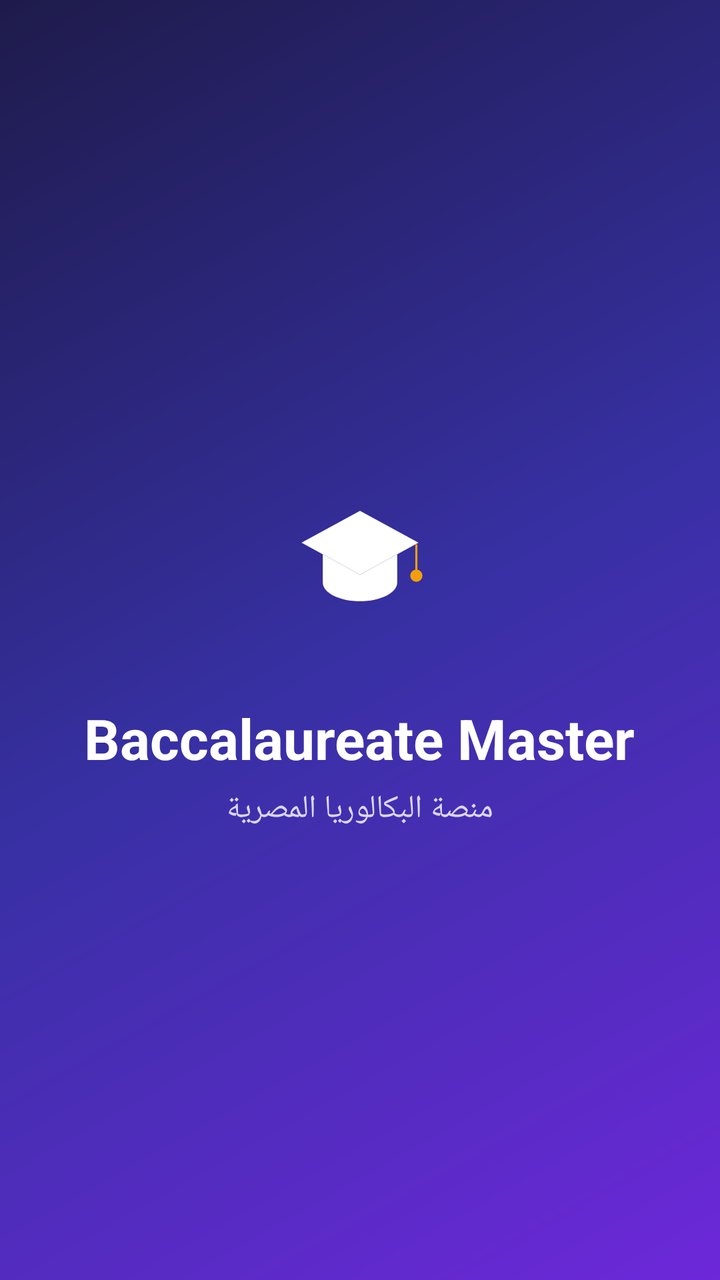
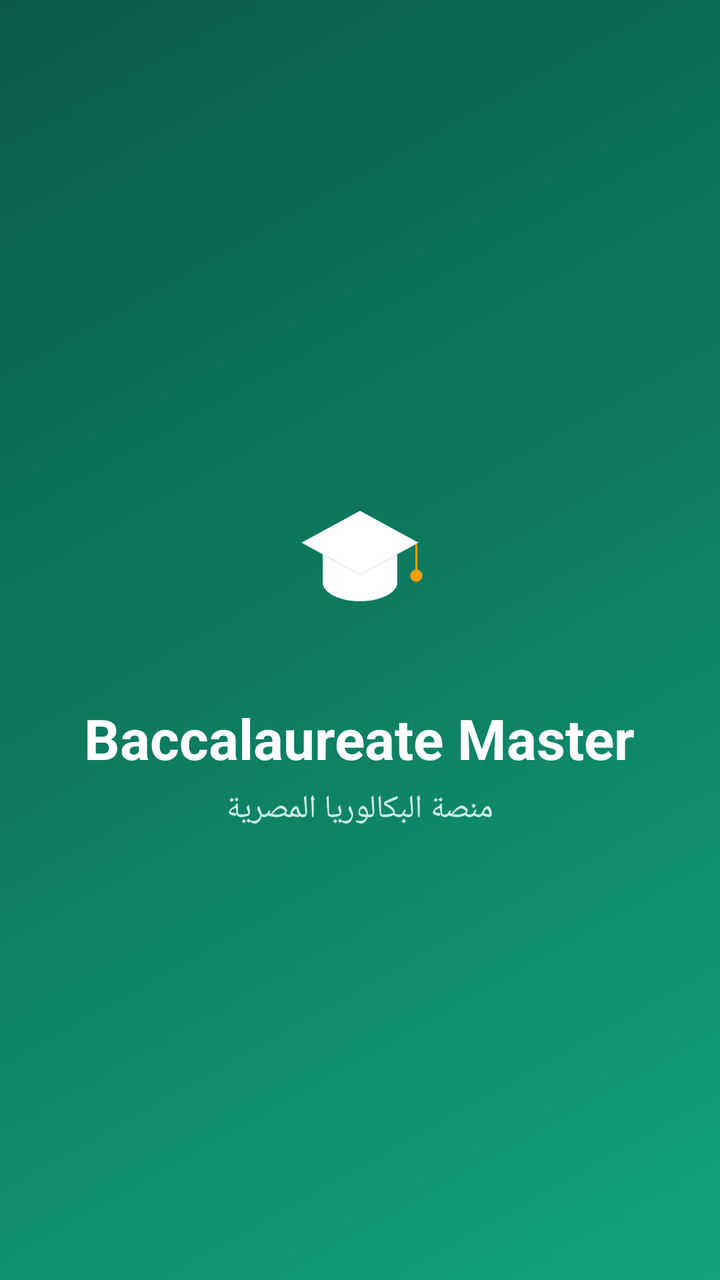

Before-and-after screenshots of an Android layout around one commit, followed by the original layout XML and the change that was made.
<!-- AndroidManifest.xml: activity theme SplashTheme -->
<!-- res/layout/activity_splash.xml -->
<?xml version="1.0" encoding="utf-8"?>
<LinearLayout xmlns:android="http://schemas.android.com/apk/res/android"
    android:layout_width="match_parent" android:layout_height="match_parent"
    android:background="@drawable/bg_splash"
    android:gravity="center" android:orientation="vertical" android:padding="32dp">

    <ImageView android:layout_width="110dp" android:layout_height="110dp"
        android:src="@drawable/ic_launcher_foreground" android:contentDescription="@string/app_name" />
    <TextView android:layout_width="wrap_content" android:layout_height="wrap_content"
        android:layout_marginTop="16dp" android:text="@string/app_name"
        android:textColor="@color/white" android:textSize="28sp" android:textStyle="bold" />
    <TextView android:layout_width="wrap_content" android:layout_height="wrap_content"
        android:layout_marginTop="6dp" android:text="@string/app_tagline"
        android:textColor="#DAD7FE" android:textSize="16sp" />
</LinearLayout>
<!-- resources referenced by this layout -->
<resources>
  <color name="white">#FFFFFF</color>
  <!-- drawable bg_splash (drawable) -->
  <?xml version="1.0" encoding="utf-8"?>
  <shape xmlns:android="http://schemas.android.com/apk/res/android" android:shape="rectangle">
      <gradient android:startColor="#1E1B4B" android:centerColor="#3730A3"
          android:endColor="#6D28D9" android:angle="315" />
  </shape>
  <!-- drawable ic_launcher_foreground (drawable) -->
  <?xml version="1.0" encoding="utf-8"?>
  <vector xmlns:android="http://schemas.android.com/apk/res/android"
      android:width="108dp" android:height="108dp"
      android:viewportWidth="24" android:viewportHeight="24">
      <group android:scaleX="0.58" android:scaleY="0.58" android:pivotX="12" android:pivotY="12">
          <path android:fillColor="#FFFFFF" android:pathData="M12,3 L1,9 L12,15 L23,9 Z" />
          <path android:fillColor="#FFFFFF" android:pathData="M5,11.2 L5,16.5 C5,18.4 8.2,20 12,20 C15.8,20 19,18.4 19,16.5 L19,11.2 L12,15 Z" />
          <path android:fillColor="#F59E0B" android:strokeColor="#F59E0B" android:strokeWidth="0.4"
              android:pathData="M22.6,9.3 L22.6,14.6" />
          <path android:fillColor="#F59E0B"
              android:pathData="M22.6,15.2 m-1.15,0 a1.15,1.15 0 1,1 2.3,0 a1.15,1.15 0 1,1 -2.3,0" />
      </group>
  </vector>
  <string name="app_name">Baccalaureate Master</string>
  <string name="app_tagline">منصة البكالوريا المصرية</string>
  <style name="SplashTheme" parent="android:Theme.Material.NoActionBar">
          <item name="android:windowFullscreen">true</item>
          <item name="android:windowBackground">@drawable/bg_splash</item>
          <item name="android:statusBarColor">@color/primary_dark</item>
      </style>
  <color name="primary_dark">#1E1B4B</color>
</resources>

<!-- the commit's change to res/layout/activity_splash.xml (unified diff, before → after) -->
@@ -11,5 +11,5 @@
         android:textColor="@color/white" android:textSize="28sp" android:textStyle="bold" />
     <TextView android:layout_width="wrap_content" android:layout_height="wrap_content"
         android:layout_marginTop="6dp" android:text="@string/app_tagline"
-        android:textColor="#DAD7FE" android:textSize="16sp" />
+        android:textColor="@color/header_sub" android:textSize="16sp" />
 </LinearLayout>
<!-- resource entries referenced after the edit -->
@@ -1,11 +1,12 @@
 <!-- resources referenced by this layout -->
 <resources>
+  <color name="header_sub">#CFF0E4</color>
   <color name="white">#FFFFFF</color>
   <!-- drawable bg_splash (drawable) -->
   <?xml version="1.0" encoding="utf-8"?>
   <shape xmlns:android="http://schemas.android.com/apk/res/android" android:shape="rectangle">
-      <gradient android:startColor="#1E1B4B" android:centerColor="#3730A3"
-          android:endColor="#6D28D9" android:angle="315" />
+      <gradient android:startColor="#0A5C48" android:centerColor="#0E7C61"
+          android:endColor="#12A37F" android:angle="315" />
   </shape>
   <!-- drawable ic_launcher_foreground (drawable) -->
   <?xml version="1.0" encoding="utf-8"?>
@@ -28,6 +29,6 @@
           <item name="android:windowBackground">@drawable/bg_splash</item>
           <item name="android:statusBarColor">@color/primary_dark</item>
       </style>
-  <color name="primary_dark">#1E1B4B</color>
+  <color name="primary_dark">#0A5C48</color>
 </resources>
 
